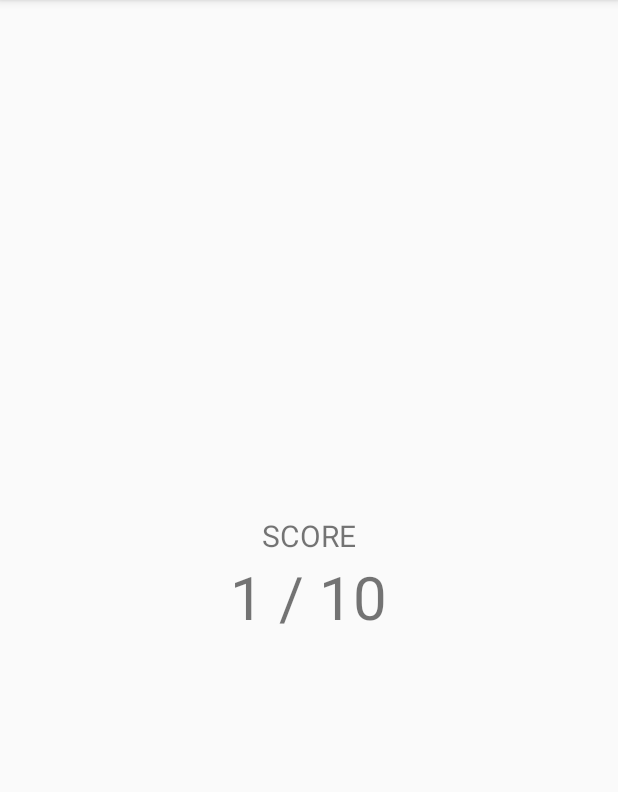
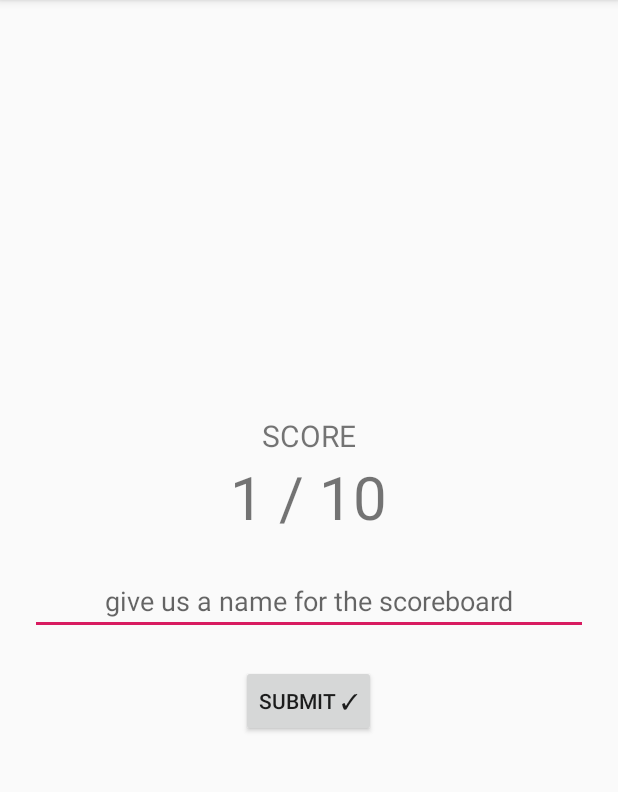
Before and after one commit to codeWonderland/champlain-trivia, an Android app: the QuizActivity screen opened directly, with no data from a screen before it, after a tap on "SUBMIT ✓", on a phone screen of 412 x 824 dp, the part 84-876 px from its top. Run offline under Robolectric (Android 15) with nearby library versions, the phone set to English and light mode, and no system bars; 1 statement that could not run was skipped; 3 other taps on this screen came first.

Commit message:
onActivityResults correction and records intents

```diff
--- a/app/build.gradle
+++ b/app/build.gradle
@@ -23,6 +23,8 @@ android {
 }
 
 dependencies {
+    // https://mvnrepository.com/artifact/com.googlecode.json-simple/json-simple
+    implementation group: 'com.googlecode.json-simple', name: 'json-simple', version: '1.1'
     implementation fileTree(dir: 'libs', include: ['*.jar'])
     implementation"org.jetbrains.kotlin:kotlin-stdlib-jdk7:$kotlin_version"
     implementation 'com.android.support:appcompat-v7:28.0.0'
--- a/app/src/main/AndroidManifest.xml
+++ b/app/src/main/AndroidManifest.xml
@@ -26,6 +26,7 @@
         </activity>
         <activity android:name=".controller.QuizActivity" />
         <activity android:name=".controller.QuizResults" />
+        <activity android:name=".controller.QuizRecords" />
 
     </application>
 
--- a/app/src/main/java/us/cyosp/codewonderland/champlaintrivia/controller/QuizResults.kt
+++ b/app/src/main/java/us/cyosp/codewonderland/champlaintrivia/controller/QuizResults.kt
@@ -1,13 +1,24 @@
 package us.cyosp.codewonderland.champlaintrivia.controller
 
+import android.app.Activity
 import android.content.Context
 import android.content.Intent
 import android.os.Bundle
 import android.support.v7.app.AppCompatActivity
+import android.widget.Button
+import android.widget.EditText
 import android.widget.TextView
 import us.cyosp.codewonderland.champlaintrivia.R
+import us.cyosp.codewonderland.champlaintrivia.model.Score
 
 class QuizResults : AppCompatActivity() {
+
+    private val REQUEST_CODE_RECORDS = 1
+
+    private var mScore: Int = 0
+    private var mScoreView: TextView? = null
+    private var mUsername: EditText? = null
+    private var mSubmit: Button? = null
 
     object Intent {
         const val EXTRA_QUIZ_RESULTS: String =
@@ -20,10 +31,6 @@ class QuizResults : AppCompatActivity() {
         }
     }
 
-    private var mScore: Int = 0
-    private var mScoreView: TextView? = null
-    private var mResultsPrompt: TextView? = null
-
     override fun onCreate(savedInstanceState: Bundle?) {
         super.onCreate(savedInstanceState)
         setContentView(R.layout.quiz_results)
@@ -31,10 +38,31 @@ class QuizResults : AppCompatActivity() {
         mScore = this.intent!!.extras!!.getInt(QuizResults.Intent.EXTRA_QUIZ_RESULTS)
 
         mScoreView = findViewById(R.id.score)
-        mResultsPrompt = findViewById(R.id.results_prompt)
+        mUsername = findViewById(R.id.username)
+        mSubmit = findViewById(R.id.submit_username)
 
         mScoreView!!.text = mScore.toString()
 
+        mSubmit!!.setOnClickListener {
+            val username = mUsername!!.text.toString()
 
+            if (username != "") {
+                val intent =
+                        QuizRecords.Intent.newIntent(this, Score(username, mScore))
+
+                startActivityForResult(intent, REQUEST_CODE_RECORDS)
+            }
+        }
+    }
+
+    override fun onActivityResult(requestCode: Int,
+                                  resultCode: Int, data: android.content.Intent?) {
+        if (resultCode != Activity.RESULT_OK) {
+            return
+        }
+
+        if (requestCode == this.REQUEST_CODE_RECORDS) {
+            setResult(Activity.RESULT_OK)
+        }
     }
 }
--- a/app/src/main/res/layout/quiz_results.xml
+++ b/app/src/main/res/layout/quiz_results.xml
@@ -36,15 +36,15 @@
     </LinearLayout>
 
     <LinearLayout
-        android:layout_width="wrap_content"
+        android:layout_width="match_parent"
         android:layout_height="wrap_content"
         android:orientation="vertical"
-        android:visibility="gone">
+        android:gravity="center">
 
         <EditText
             android:id="@+id/username"
             android:layout_width="match_parent"
-            android:layout_height="wrap_content"
+            android:layout_height="match_parent"
             android:ems="10"
             android:inputType="textPersonName"
             android:layout_margin="20dp"
```
Also changed, not shown: app/src/main/assets/quiz_results.json (+1 -39 lines), app/src/main/java/us/cyosp/codewonderland/champlaintrivia/controller/QuizActivity.kt (+11 -10 lines), app/src/main/java/us/cyosp/codewonderland/champlaintrivia/controller/QuizRecords.kt (added, +55 -0 lines), app/src/main/java/us/cyosp/codewonderland/champlaintrivia/model/Score.kt (+7 -0 lines).
